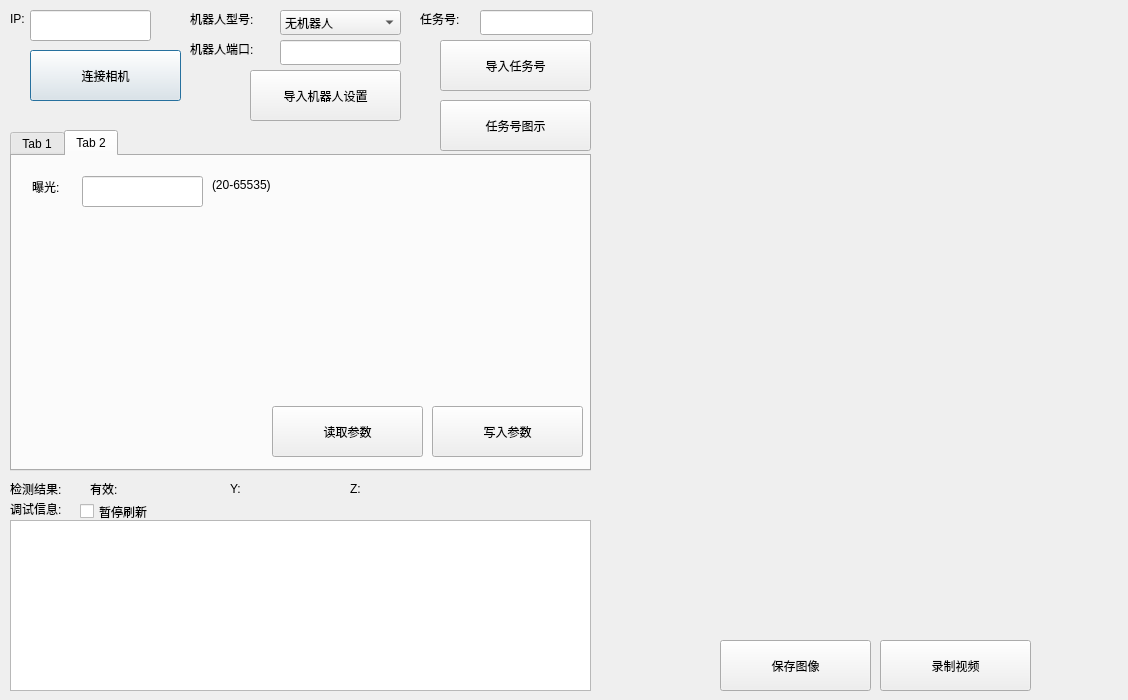
First picture: the form in qtmysunnydlg.ui, repository qubo188612/qtmysunny, before the edit.
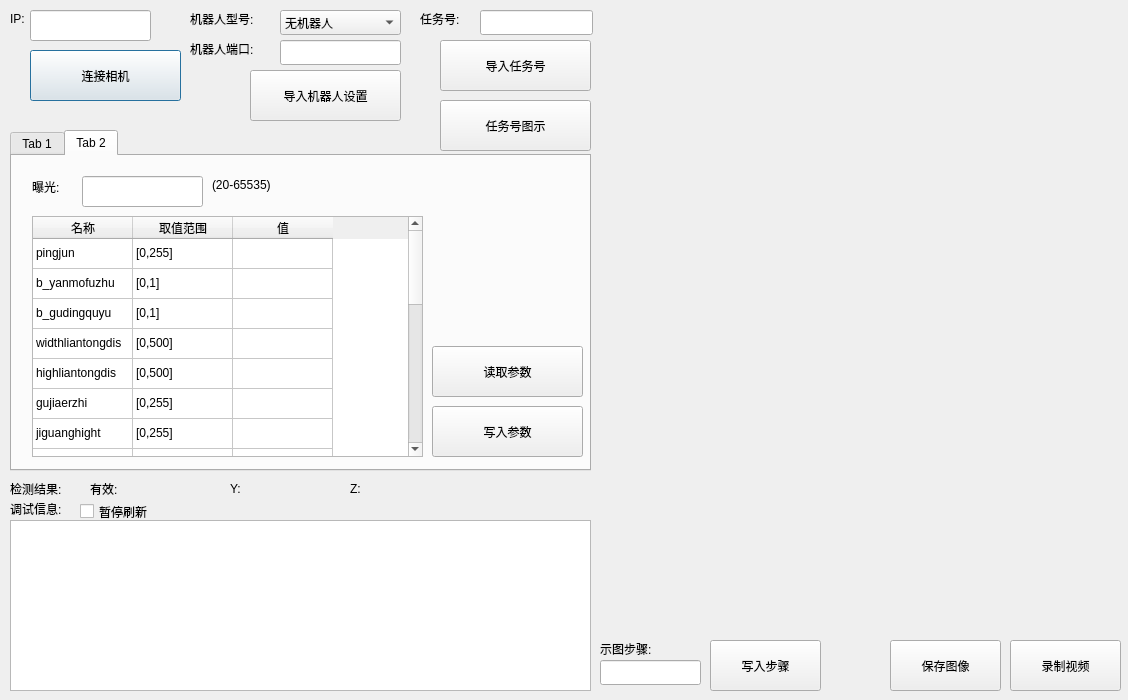
Second picture: the form after the edit.

What changed in the file:
```diff
--- a/qtmysunnydlg.ui
+++ b/qtmysunnydlg.ui
@@ -174,8 +174,8 @@
     <widget class="QPushButton" name="readTab2Btn">
      <property name="geometry">
       <rect>
-       <x>260</x>
-       <y>250</y>
+       <x>420</x>
+       <y>190</y>
        <width>151</width>
        <height>51</height>
       </rect>
@@ -184,6 +184,434 @@
       <string>读取参数</string>
      </property>
     </widget>
+    <widget class="QTableWidget" name="tab2tableWidget">
+     <property name="geometry">
+      <rect>
+       <x>20</x>
+       <y>60</y>
+       <width>391</width>
+       <height>241</height>
+      </rect>
+     </property>
+     <attribute name="verticalHeaderVisible">
+      <bool>false</bool>
+     </attribute>
+     <row>
+      <property name="text">
+       <string>新建行</string>
+      </property>
+     </row>
+     <row>
+      <property name="text">
+       <string>新建行</string>
+      </property>
+     </row>
+     <row>
+      <property name="text">
+       <string>新建行</string>
+      </property>
+     </row>
+     <row>
+      <property name="text">
+       <string>新建行</string>
+      </property>
+     </row>
+     <row>
+      <property name="text">
+       <string>新建行</string>
+      </property>
+     </row>
+     <row>
+      <property name="text">
+       <string>新建行</string>
+      </property>
+     </row>
+     <row>
+      <property name="text">
+       <string>新建行</string>
+      </property>
+     </row>
+     <row>
+      <property name="text">
+       <string>新建行</string>
+      </property>
+     </row>
+     <row>
+      <property name="text">
+       <string>新建行</string>
+      </property>
+     </row>
+     <row>
+      <property name="text">
+       <string>新建行</string>
+      </property>
+     </row>
+     <row>
+      <property name="text">
+       <string>新建行</string>
+      </property>
+     </row>
+     <row>
+      <property name="text">
+       <string>新建行</string>
+      </property>
+     </row>
+     <row>
+      <property name="text">
+       <string>新建行</string>
+      </property>
+     </row>
+     <row>
+      <property name="text">
+       <string>新建行</string>
+      </property>
+     </row>
+     <row>
+      <property name="text">
+       <string>新建行</string>
+      </property>
+     </row>
+     <row>
+      <property name="text">
+       <string>新建行</string>
+      </property>
+     </row>
+     <row>
+      <property name="text">
+       <string>新建行</string>
+      </property>
+     </row>
+     <row>
+      <property name="text">
+       <string>新建行</string>
+      </property>
+     </row>
+     <row>
+      <property name="text">
+       <string>新建行</string>
+      </property>
+     </row>
+     <row>
+      <property name="text">
+       <string>新建行</string>
+      </property>
+     </row>
+     <column>
+      <property name="text">
+       <string>名称</string>
+      </property>
+     </column>
+     <column>
+      <property name="text">
+       <string>取值范围</string>
+      </property>
+     </column>
+     <column>
+      <property name="text">
+       <string>值</string>
+      </property>
+     </column>
+     <item row="0" column="0">
+      <property name="text">
+       <string>pingjun</string>
+      </property>
+     </item>
+     <item row="0" column="1">
+      <property name="text">
+       <string>[0,255]</string>
+      </property>
+     </item>
+     <item row="0" column="2">
+      <property name="text">
+       <string/>
+      </property>
+     </item>
+     <item row="1" column="0">
+      <property name="text">
+       <string>b_yanmofuzhu</string>
+      </property>
+     </item>
+     <item row="1" column="1">
+      <property name="text">
+       <string>[0,1]</string>
+      </property>
+     </item>
+     <item row="1" column="2">
+      <property name="text">
+       <string/>
+      </property>
+     </item>
+     <item row="2" column="0">
+      <property name="text">
+       <string>b_gudingquyu</string>
+      </property>
+     </item>
+     <item row="2" column="1">
+      <property name="text">
+       <string>[0,1]</string>
+      </property>
+     </item>
+     <item row="2" column="2">
+      <property name="text">
+       <string/>
+      </property>
+     </item>
+     <item row="3" column="0">
+      <property name="text">
+       <string>widthliantongdis</string>
+      </property>
+     </item>
+     <item row="3" column="1">
+      <property name="text">
+       <string>[0,500]</string>
+      </property>
+     </item>
+     <item row="3" column="2">
+      <property name="text">
+       <string/>
+      </property>
+     </item>
+     <item row="4" column="0">
+      <property name="text">
+       <string>highliantongdis</string>
+      </property>
+     </item>
+     <item row="4" column="1">
+      <property name="text">
+       <string>[0,500]</string>
+      </property>
+     </item>
+     <item row="4" column="2">
+      <property name="text">
+       <string/>
+      </property>
+     </item>
+     <item row="5" column="0">
+      <property name="text">
+       <string>gujiaerzhi</string>
+      </property>
+     </item>
+     <item row="5" column="1">
+      <property name="text">
+       <string>[0,255]</string>
+      </property>
+     </item>
+     <item row="5" column="2">
+      <property name="text">
+       <string/>
+      </property>
+     </item>
+     <item row="6" column="0">
+      <property name="text">
+       <string>jiguanghight</string>
+      </property>
+     </item>
+     <item row="6" column="1">
+      <property name="text">
+       <string>[0,255]</string>
+      </property>
+     </item>
+     <item row="6" column="2">
+      <property name="text">
+       <string/>
+      </property>
+     </item>
+     <item row="7" column="0">
+      <property name="text">
+       <string>jiguanglong</string>
+      </property>
+     </item>
+     <item row="7" column="1">
+      <property name="text">
+       <string>[0,255]</string>
+      </property>
+     </item>
+     <item row="7" column="2">
+      <property name="text">
+       <string/>
+      </property>
+     </item>
+     <item row="8" column="0">
+      <property name="text">
+       <string>jiguangkuandu</string>
+      </property>
+     </item>
+     <item row="8" column="1">
+      <property name="text">
+       <string>[0,20]</string>
+      </property>
+     </item>
+     <item row="8" column="2">
+      <property name="text">
+       <string/>
+      </property>
+     </item>
+     <item row="9" column="0">
+      <property name="text">
+       <string>Updif</string>
+      </property>
+     </item>
+     <item row="9" column="1">
+      <property name="text">
+       <string>[-255,255]</string>
+      </property>
+     </item>
+     <item row="9" column="2">
+      <property name="text">
+       <string/>
+      </property>
+     </item>
+     <item row="10" column="0">
+      <property name="text">
+       <string>Updifmin</string>
+      </property>
+     </item>
+     <item row="10" column="1">
+      <property name="text">
+       <string>[-255,255]</string>
+      </property>
+     </item>
+     <item row="10" column="2">
+      <property name="text">
+       <string/>
+      </property>
+     </item>
+     <item row="11" column="0">
+      <property name="text">
+       <string>Uplong</string>
+      </property>
+     </item>
+     <item row="11" column="1">
+      <property name="text">
+       <string>[1,500]</string>
+      </property>
+     </item>
+     <item row="11" column="2">
+      <property name="text">
+       <string/>
+      </property>
+     </item>
+     <item row="12" column="0">
+      <property name="text">
+       <string>Downdif</string>
+      </property>
+     </item>
+     <item row="12" column="1">
+      <property name="text">
+       <string>[-255,255]</string>
+      </property>
+     </item>
+     <item row="12" column="2">
+      <property name="text">
+       <string/>
+      </property>
+     </item>
+     <item row="13" column="0">
+      <property name="text">
+       <string>Downdifmin</string>
+      </property>
+     </item>
+     <item row="13" column="1">
+      <property name="text">
+       <string>[-255,255]</string>
+      </property>
+     </item>
+     <item row="13" column="2">
+      <property name="text">
+       <string/>
+      </property>
+     </item>
+     <item row="14" column="0">
+      <property name="text">
+       <string>Downdlong</string>
+      </property>
+     </item>
+     <item row="14" column="1">
+      <property name="text">
+       <string>[1,500]</string>
+      </property>
+     </item>
+     <item row="14" column="2">
+      <property name="text">
+       <string/>
+      </property>
+     </item>
+     <item row="15" column="0">
+      <property name="text">
+       <string>duanxianerzhi</string>
+      </property>
+     </item>
+     <item row="15" column="1">
+      <property name="text">
+       <string>[0,255]</string>
+      </property>
+     </item>
+     <item row="15" column="2">
+      <property name="text">
+       <string/>
+      </property>
+     </item>
+     <item row="16" column="0">
+      <property name="text">
+       <string>erzhisize</string>
+      </property>
+     </item>
+     <item row="16" column="1">
+      <property name="text">
+       <string>[80,500]</string>
+      </property>
+     </item>
+     <item row="16" column="2">
+      <property name="text">
+       <string/>
+      </property>
+     </item>
+     <item row="17" column="0">
+      <property name="text">
+       <string>erzhisize2</string>
+      </property>
+     </item>
+     <item row="17" column="1">
+      <property name="text">
+       <string>[30,500]</string>
+      </property>
+     </item>
+     <item row="17" column="2">
+      <property name="text">
+       <string/>
+      </property>
+     </item>
+     <item row="18" column="0">
+      <property name="text">
+       <string>searchdectancemax</string>
+      </property>
+     </item>
+     <item row="18" column="1">
+      <property name="text">
+       <string>[30,500]</string>
+      </property>
+     </item>
+     <item row="18" column="2">
+      <property name="text">
+       <string/>
+      </property>
+     </item>
+     <item row="19" column="0">
+      <property name="text">
+       <string>searchdectancemin</string>
+      </property>
+     </item>
+     <item row="19" column="1">
+      <property name="text">
+       <string>[1,500]</string>
+      </property>
+     </item>
+     <item row="19" column="2">
+      <property name="text">
+       <string/>
+      </property>
+     </item>
+    </widget>
    </widget>
   </widget>
   <widget class="QTextBrowser" name="record">
@@ -467,9 +895,9 @@
   <widget class="QPushButton" name="savebmpshowBtn">
    <property name="geometry">
     <rect>
-     <x>720</x>
+     <x>890</x>
      <y>640</y>
-     <width>151</width>
+     <width>111</width>
      <height>51</height>
     </rect>
    </property>
@@ -480,9 +908,9 @@
   <widget class="QPushButton" name="saveavishowBtn">
    <property name="geometry">
     <rect>
-     <x>880</x>
+     <x>1010</x>
      <y>640</y>
-     <width>151</width>
+     <width>111</width>
      <height>51</height>
     </rect>
    </property>
@@ -490,6 +918,42 @@
     <string>录制视频</string>
    </property>
   </widget>
+  <widget class="QPushButton" name="savebmpstepBtn">
+   <property name="geometry">
+    <rect>
+     <x>710</x>
+     <y>640</y>
+     <width>111</width>
+     <height>51</height>
+    </rect>
+   </property>
+   <property name="text">
+    <string>写入步骤</string>
+   </property>
+  </widget>
+  <widget class="QLineEdit" name="bmpstepEdit">
+   <property name="geometry">
+    <rect>
+     <x>600</x>
+     <y>660</y>
+     <width>101</width>
+     <height>25</height>
+    </rect>
+   </property>
+  </widget>
+  <widget class="QLabel" name="label_15">
+   <property name="geometry">
+    <rect>
+     <x>600</x>
+     <y>640</y>
+     <width>67</width>
+     <height>17</height>
+    </rect>
+   </property>
+   <property name="text">
+    <string>示图步骤:</string>
+   </property>
+  </widget>
  </widget>
  <resources/>
  <connections/>
```
Left out of the diff: 4 changed lines with no effect on the pictures.
